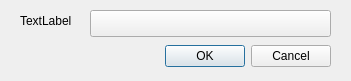
The window that Azenqos/color_dialog.ui (meritechsolutions/azenqos_qgis_plugin) describes before a commit, drawn with Qt 5.
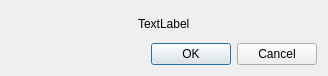
The same window after the commit. Custom widgets are drawn as their Qt base class.

Commit message: add change line color

The edit to the form file:
```diff
--- a/Azenqos/color_dialog.ui
+++ b/Azenqos/color_dialog.ui
@@ -6,22 +6,30 @@
    <rect>
     <x>0</x>
     <y>0</y>
-    <width>351</width>
-    <height>81</height>
+    <width>328</width>
+    <height>76</height>
    </rect>
   </property>
   <property name="windowTitle">
    <string>Dialog</string>
   </property>
+  <layout class="QVBoxLayout" name="verticalLayout">
+   <item>
+    <layout class="QHBoxLayout" name="horizontalLayout">
+     <item alignment="Qt::AlignHCenter">
+      <widget class="QLabel" name="label">
+       <property name="text">
+        <string>TextLabel</string>
+       </property>
+      </widget>
+     </item>
+     <item>
+      <layout class="QHBoxLayout" name="horizontalLayout_2"/>
+     </item>
+    </layout>
+   </item>
+   <item>
   <widget class="QDialogButtonBox" name="buttonBox">
-   <property name="geometry">
-    <rect>
-     <x>20</x>
-     <y>40</y>
-     <width>311</width>
-     <height>32</height>
-    </rect>
-   </property>
    <property name="orientation">
     <enum>Qt::Horizontal</enum>
    </property>
@@ -29,37 +37,9 @@
     <set>QDialogButtonBox::Cancel|QDialogButtonBox::Ok</set>
    </property>
   </widget>
-  <widget class="QgsColorButton" name="mColorButton">
-   <property name="geometry">
-    <rect>
-     <x>90</x>
-     <y>10</y>
-     <width>241</width>
-     <height>27</height>
-    </rect>
-   </property>
-  </widget>
-  <widget class="QLabel" name="label">
-   <property name="geometry">
-    <rect>
-     <x>20</x>
-     <y>10</y>
-     <width>61</width>
-     <height>21</height>
-    </rect>
-   </property>
-   <property name="text">
-    <string>TextLabel</string>
-   </property>
-  </widget>
- </widget>
- <customwidgets>
-  <customwidget>
-   <class>QgsColorButton</class>
-   <extends>QToolButton</extends>
-   <header>qgscolorbutton.h</header>
-  </customwidget>
- </customwidgets>
+   </item>
+  </layout>
+ </widget>
  <resources/>
  <connections>
   <connection>
```
Lines whose indentation alone changed are shown as unchanged. The commit also changes 3 other files.
